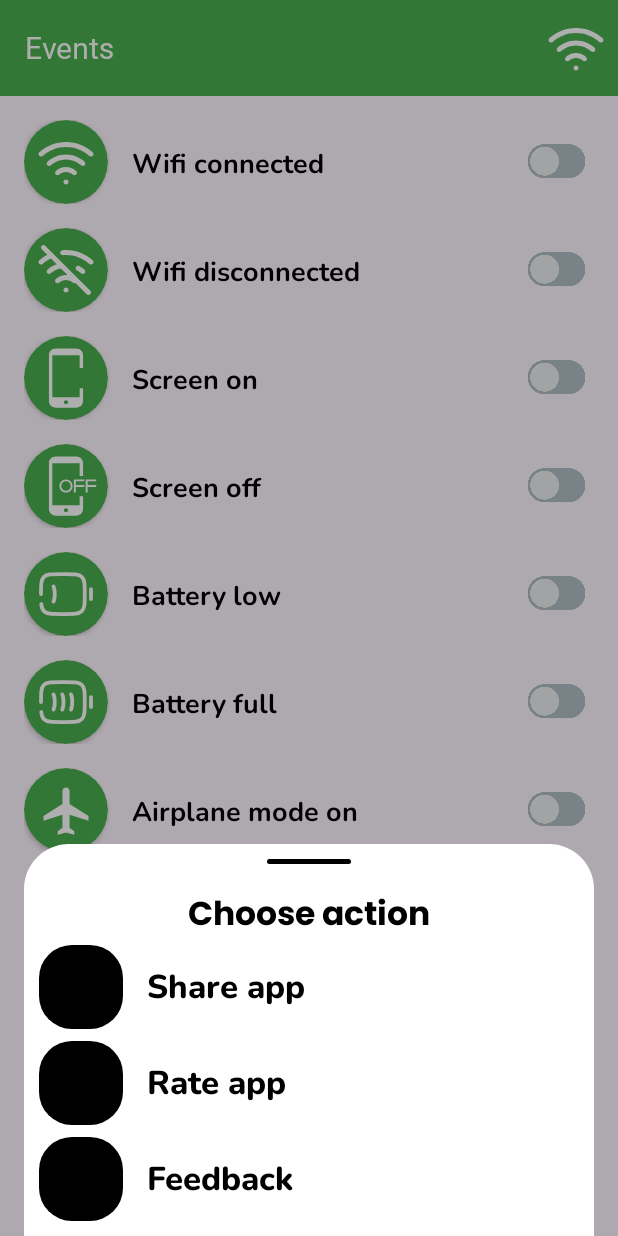
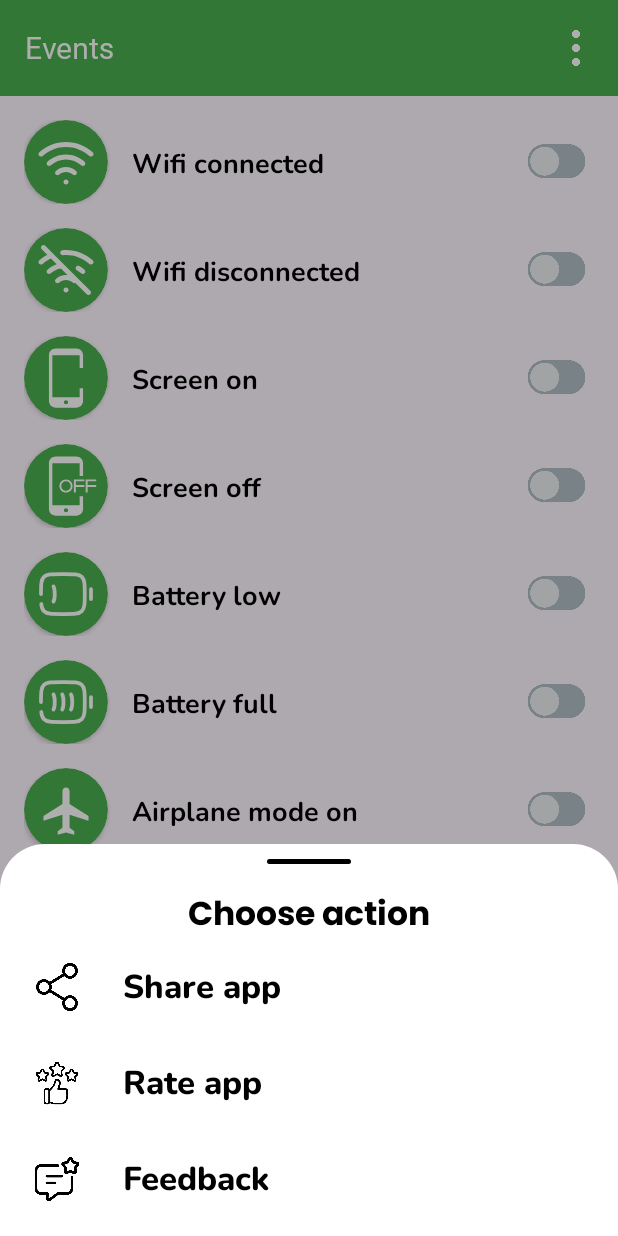
Before and after one commit to abdulbosit973o/EventApp, an Android app: the screen it shows after launch (MainActivity), after a tap on an icon or button, on a phone screen of 412 x 824 dp. Run offline under Robolectric (Android 15) with nearby library versions, the phone set to English and light mode, and no system bars; libraries missing offline, so code that uses them is left out: com.nabinbhandari.android; 1 statement that could not run was skipped.

Commit message:
fixed ui minor bug

```diff
--- a/app/src/main/res/layout/activity_main.xml
+++ b/app/src/main/res/layout/activity_main.xml
@@ -28,8 +28,8 @@
         android:layout_width="56dp"
         android:layout_height="56dp"
         android:elevation="2dp"
-        android:padding="8dp"
-        android:src="@drawable/wifi_con"
+        android:padding="16dp"
+        android:src="@drawable/more"
         app:layout_constraintEnd_toEndOf="@id/appbar"
         app:layout_constraintTop_toTopOf="@id/appbar"
         app:layout_constraintBottom_toBottomOf="@id/appbar"
--- a/app/src/main/res/layout/dialog_edit_delete.xml
+++ b/app/src/main/res/layout/dialog_edit_delete.xml
@@ -3,7 +3,6 @@
     xmlns:app="http://schemas.android.com/apk/res-auto"
     android:layout_width="match_parent"
     android:layout_height="wrap_content"
-    android:layout_marginHorizontal="16dp"
     android:background="@drawable/bg_dialog_reset">
 
     <ImageView
@@ -34,7 +33,8 @@
         android:id="@+id/image1"
         android:layout_width="56dp"
         android:layout_height="56dp"
-        android:background="@drawable/bg_dialog_line"
+        android:padding="12dp"
+        android:src="@drawable/share"
         app:layout_constraintBottom_toBottomOf="@+id/share"
         app:layout_constraintEnd_toStartOf="@id/share"
         app:layout_constraintStart_toStartOf="parent"
@@ -59,10 +59,11 @@
         android:id="@+id/image2"
         android:layout_width="56dp"
         android:layout_height="56dp"
-        android:background="@drawable/bg_dialog_line"
+        android:src="@drawable/rate"
         app:layout_constraintBottom_toBottomOf="@+id/rate"
         app:layout_constraintEnd_toStartOf="@id/share"
         android:layout_marginEnd="16dp"
+        android:padding="12dp"
         app:layout_constraintStart_toStartOf="@id/image1"
         app:layout_constraintTop_toTopOf="@id/rate" />
 
@@ -87,7 +88,8 @@
         android:layout_width="56dp"
         android:layout_height="56dp"
         android:layout_marginEnd="16dp"
-        android:background="@drawable/bg_dialog_line"
+        android:src="@drawable/review"
+        android:padding="12dp"
         app:layout_constraintBottom_toBottomOf="@+id/feedback"
         app:layout_constraintEnd_toStartOf="@id/share"
         app:layout_constraintStart_toStartOf="parent"
```
Also changed, not shown: app/src/main/res/drawable/more.png (added), app/src/main/res/drawable/rate.png (added), app/src/main/res/drawable/review.png (added), app/src/main/res/drawable/share.png (added).
